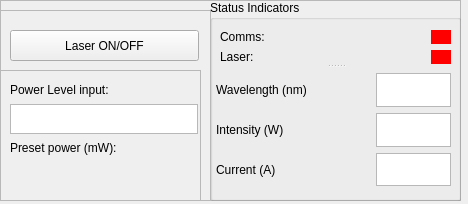
Above: Graphics/PyQt_files/laser_gui2_1.ui from maltissimo/LTPy before the change. Below: the same form after it.
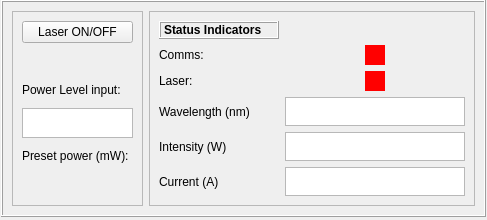
That is the form after the change. Custom widgets are drawn as their Qt base class.

Patch:
```diff
--- a/Graphics/PyQt_files/laser_gui2_1.ui
+++ b/Graphics/PyQt_files/laser_gui2_1.ui
@@ -6,8 +6,8 @@
    <rect>
     <x>0</x>
     <y>0</y>
-    <width>468</width>
-    <height>204</height>
+    <width>487</width>
+    <height>220</height>
    </rect>
   </property>
   <property name="font">
@@ -26,121 +26,86 @@
    <bool>true</bool>
   </property>
   <widget class="QWidget" name="centralwidget">
-   <widget class="QFrame" name="frame">
+   <widget class="QSplitter" name="splitter_3">
     <property name="geometry">
      <rect>
       <x>0</x>
       <y>0</y>
-      <width>461</width>
-      <height>201</height>
+      <width>0</width>
+      <height>0</height>
+     </rect>
+    </property>
+    <property name="orientation">
+     <enum>Qt::Vertical</enum>
+    </property>
+   </widget>
+   <widget class="MyFrame" name="frame_4">
+    <property name="geometry">
+     <rect>
+      <x>1</x>
+      <y>0</y>
+      <width>485</width>
+      <height>217</height>
      </rect>
     </property>
     <property name="frameShape">
-     <enum>QFrame::StyledPanel</enum>
+     <enum>QFrame::Box</enum>
     </property>
     <property name="frameShadow">
      <enum>QFrame::Raised</enum>
     </property>
-    <widget class="QFrame" name="frame_3">
-     <property name="geometry">
-      <rect>
-       <x>0</x>
-       <y>10</y>
-       <width>211</width>
-       <height>191</height>
-      </rect>
-     </property>
-     <property name="frameShape">
-      <enum>QFrame::StyledPanel</enum>
-     </property>
-     <property name="frameShadow">
-      <enum>QFrame::Raised</enum>
-     </property>
-     <widget class="MyPushButton" name="pushButton">
-      <property name="geometry">
-       <rect>
-        <x>10</x>
-        <y>20</y>
-        <width>189</width>
-        <height>31</height>
-       </rect>
-      </property>
-      <property name="text">
-       <string>Laser ON/OFF</string>
-      </property>
-     </widget>
-     <widget class="QFrame" name="frame_2">
-      <property name="geometry">
-       <rect>
-        <x>0</x>
-        <y>60</y>
-        <width>201</width>
-        <height>131</height>
-       </rect>
-      </property>
-      <property name="frameShape">
-       <enum>QFrame::StyledPanel</enum>
-      </property>
-      <property name="frameShadow">
-       <enum>QFrame::Raised</enum>
-      </property>
-      <widget class="QWidget" name="layoutWidget">
-       <property name="geometry">
-        <rect>
-         <x>10</x>
-         <y>0</y>
-         <width>191</width>
-         <height>121</height>
-        </rect>
+    <layout class="QHBoxLayout" name="horizontalLayout_3">
+     <item>
+      <widget class="MyFrame" name="frame_6">
+       <property name="frameShape">
+        <enum>QFrame::StyledPanel</enum>
        </property>
-       <layout class="QVBoxLayout" name="verticalLayout" stretch="0,0,0,0">
-        <property name="spacing">
-         <number>5</number>
-        </property>
-        <property name="topMargin">
-         <number>10</number>
-        </property>
-        <property name="bottomMargin">
-         <number>10</number>
-        </property>
-        <item>
+       <property name="frameShadow">
+        <enum>QFrame::Raised</enum>
+       </property>
+       <layout class="QGridLayout" name="gridLayout_2">
+        <item row="2" column="0">
+         <widget class="MyLabel" name="label_2">
+          <property name="text">
+           <string/>
+          </property>
+         </widget>
+        </item>
+        <item row="3" column="0">
          <widget class="MyLabel" name="power_level_label">
           <property name="text">
            <string>Power Level input:</string>
           </property>
          </widget>
         </item>
-        <item>
-         <widget class="MyTextEdit" name="power_input_field">
-          <property name="enabled">
-           <bool>true</bool>
-          </property>
-          <property name="sizePolicy">
-           <sizepolicy hsizetype="Preferred" vsizetype="Preferred">
-            <horstretch>0</horstretch>
-            <verstretch>0</verstretch>
-           </sizepolicy>
-          </property>
-          <property name="maximumSize">
-           <size>
-            <width>188</width>
-            <height>30</height>
-           </size>
-          </property>
-         </widget>
-        </item>
-        <item>
+        <item row="5" column="0">
          <widget class="MyLabel" name="power_preset_label">
           <property name="text">
            <string>Preset power (mW):</string>
           </property>
          </widget>
         </item>
-        <item>
+        <item row="6" column="0">
          <widget class="MyLabel" name="power_preset_display">
+          <property name="text">
+           <string/>
+          </property>
+         </widget>
+        </item>
+        <item row="4" column="0">
+         <widget class="MyTextEdit" name="power_input_field">
+          <property name="enabled">
+           <bool>true</bool>
+          </property>
+          <property name="sizePolicy">
+           <sizepolicy hsizetype="Preferred" vsizetype="Preferred">
+            <horstretch>0</horstretch>
+            <verstretch>0</verstretch>
+           </sizepolicy>
+          </property>
           <property name="maximumSize">
            <size>
-            <width>16777215</width>
+            <width>188</width>
             <height>30</height>
            </size>
           </property>
@@ -148,165 +113,47 @@
            <string/>
           </property>
          </widget>
-        </item>
-       </layout>
-      </widget>
-     </widget>
-     <zorder>frame_2</zorder>
-     <zorder>pushButton</zorder>
-    </widget>
-    <widget class="QGroupBox" name="groupBox">
-     <property name="geometry">
-      <rect>
-       <x>210</x>
-       <y>0</y>
-       <width>251</width>
-       <height>201</height>
-      </rect>
-     </property>
-     <property name="title">
-      <string>Status Indicators</string>
-     </property>
-     <widget class="QSplitter" name="splitter">
-      <property name="geometry">
-       <rect>
-        <x>0</x>
-        <y>30</y>
-        <width>251</width>
-        <height>161</height>
-       </rect>
-      </property>
-      <property name="orientation">
-       <enum>Qt::Vertical</enum>
-      </property>
-      <widget class="QWidget" name="layoutWidget">
-       <layout class="QVBoxLayout" name="verticalLayout_2">
-        <item>
-         <layout class="QHBoxLayout" name="horizontalLayout" stretch="0,0">
-          <property name="spacing">
-           <number>0</number>
-          </property>
-          <property name="leftMargin">
-           <number>10</number>
-          </property>
-          <property name="rightMargin">
-           <number>10</number>
-          </property>
-          <item>
-           <widget class="MyLabel" name="comms_label">
-            <property name="sizePolicy">
-             <sizepolicy hsizetype="Preferred" vsizetype="Preferred">
-              <horstretch>0</horstretch>
-              <verstretch>0</verstretch>
-             </sizepolicy>
-            </property>
-            <property name="text">
-             <string>Comms:</string>
-            </property>
-           </widget>
-          </item>
-          <item>
-           <widget class="MyIndicator" name="comms_onoff">
-            <property name="enabled">
-             <bool>true</bool>
-            </property>
-            <property name="sizePolicy">
-             <sizepolicy hsizetype="Fixed" vsizetype="Fixed">
-              <horstretch>0</horstretch>
-              <verstretch>0</verstretch>
-             </sizepolicy>
-            </property>
-            <property name="maximumSize">
-             <size>
-              <width>20</width>
-              <height>16777215</height>
-             </size>
-            </property>
-            <property name="styleSheet">
-             <string notr="true">QLabel{background-color: red;}</string>
-            </property>
-            <property name="text">
-             <string/>
-            </property>
-           </widget>
-          </item>
-         </layout>
-        </item>
-        <item>
-         <layout class="QHBoxLayout" name="horizontalLayout_2">
-          <property name="leftMargin">
-           <number>10</number>
-          </property>
-          <property name="rightMargin">
-           <number>10</number>
-          </property>
-          <item>
-           <widget class="MyLabel" name="laser_label">
-            <property name="sizePolicy">
-             <sizepolicy hsizetype="Preferred" vsizetype="Preferred">
-              <horstretch>0</horstretch>
-              <verstretch>0</verstretch>
-             </sizepolicy>
-            </property>
-            <property name="text">
-             <string>Laser:</string>
-            </property>
-           </widget>
-          </item>
-          <item>
-           <widget class="MyIndicator" name="laser_onoff">
-            <property name="sizePolicy">
-             <sizepolicy hsizetype="Fixed" vsizetype="Fixed">
-              <horstretch>0</horstretch>
-              <verstretch>0</verstretch>
-             </sizepolicy>
-            </property>
-            <property name="maximumSize">
-             <size>
-              <width>20</width>
-              <height>32</height>
-             </size>
-            </property>
-            <property name="styleSheet">
-             <string notr="true">QLabel{background-color: red;}</string>
-            </property>
-            <property name="text">
-             <string/>
-            </property>
-           </widget>
-          </item>
-         </layout>
-        </item>
-       </layout>
-      </widget>
-      <widget class="QWidget" name="layoutWidget">
-       <layout class="QGridLayout" name="gridLayout" columnstretch="0,0">
-        <property name="leftMargin">
-         <number>6</number>
-        </property>
-        <property name="topMargin">
-         <number>5</number>
-        </property>
-        <property name="rightMargin">
-         <number>10</number>
-        </property>
-        <property name="bottomMargin">
-         <number>5</number>
-        </property>
-        <property name="horizontalSpacing">
-         <number>40</number>
-        </property>
-        <item row="0" column="0">
-         <widget class="MyLabel" name="wavelength_label">
-          <property name="text">
-           <string>Wavelength (nm)</string>
-          </property>
-         </widget>
-        </item>
-        <item row="0" column="1">
-         <widget class="MyTextBrowser" name="wlength_display"/>
         </item>
         <item row="1" column="0">
+         <widget class="MyPushButton" name="pushButton">
+          <property name="text">
+           <string>Laser ON/OFF</string>
+          </property>
+         </widget>
+        </item>
+       </layout>
+      </widget>
+     </item>
+     <item>
+      <widget class="MyFrame" name="frame_5">
+       <property name="frameShape">
+        <enum>QFrame::StyledPanel</enum>
+       </property>
+       <property name="frameShadow">
+        <enum>QFrame::Raised</enum>
+       </property>
+       <layout class="QGridLayout" name="gridLayout_3">
+        <item row="3" column="0">
+         <widget class="MyLabel" name="laser_label">
+          <property name="sizePolicy">
+           <sizepolicy hsizetype="Preferred" vsizetype="Preferred">
+            <horstretch>0</horstretch>
+            <verstretch>0</verstretch>
+           </sizepolicy>
+          </property>
+          <property name="text">
+           <string>Laser:</string>
+          </property>
+         </widget>
+        </item>
+        <item row="8" column="0">
+         <widget class="MyLabel" name="cur_label">
+          <property name="text">
+           <string>Current (A)</string>
+          </property>
+         </widget>
+        </item>
+        <item row="7" column="0">
          <widget class="MyLabel" name="int_display_2">
           <property name="minimumSize">
            <size>
@@ -319,36 +166,117 @@
           </property>
          </widget>
         </item>
-        <item row="1" column="1">
+        <item row="6" column="0">
+         <widget class="MyLabel" name="wavelength_label">
+          <property name="text">
+           <string>Wavelength (nm)</string>
+          </property>
+         </widget>
+        </item>
+        <item row="6" column="2">
+         <widget class="MyTextBrowser" name="wlength_display"/>
+        </item>
+        <item row="2" column="2" alignment="Qt::AlignHCenter">
+         <widget class="MyIndicator" name="laser_onoff">
+          <property name="sizePolicy">
+           <sizepolicy hsizetype="Preferred" vsizetype="Preferred">
+            <horstretch>0</horstretch>
+            <verstretch>0</verstretch>
+           </sizepolicy>
+          </property>
+          <property name="minimumSize">
+           <size>
+            <width>20</width>
+            <height>20</height>
+           </size>
+          </property>
+          <property name="maximumSize">
+           <size>
+            <width>20</width>
+            <height>32</height>
+           </size>
+          </property>
+          <property name="styleSheet">
+           <string notr="true">QLabel{background-color: red;}</string>
+          </property>
+          <property name="text">
+           <string/>
+          </property>
+         </widget>
+        </item>
+        <item row="7" column="2">
          <widget class="MyTextBrowser" name="int_display"/>
         </item>
-        <item row="2" column="0">
-         <widget class="MyLabel" name="cur_label">
-          <property name="text">
-           <string>Current (A)</string>
-          </property>
-         </widget>
-        </item>
-        <item row="2" column="1">
+        <item row="8" column="2">
          <widget class="MyTextBrowser" name="cur_display"/>
         </item>
+        <item row="2" column="0">
+         <widget class="MyLabel" name="comms_label">
+          <property name="sizePolicy">
+           <sizepolicy hsizetype="Preferred" vsizetype="Preferred">
+            <horstretch>0</horstretch>
+            <verstretch>0</verstretch>
+           </sizepolicy>
+          </property>
+          <property name="text">
+           <string>Comms:</string>
+          </property>
+         </widget>
+        </item>
+        <item row="1" column="0">
+         <widget class="MyLabel" name="label">
+          <property name="font">
+           <font>
+            <weight>75</weight>
+            <bold>true</bold>
+           </font>
+          </property>
+          <property name="frameShape">
+           <enum>QFrame::Box</enum>
+          </property>
+          <property name="frameShadow">
+           <enum>QFrame::Raised</enum>
+          </property>
+          <property name="text">
+           <string>Status Indicators</string>
+          </property>
+         </widget>
+        </item>
+        <item row="3" column="2" alignment="Qt::AlignHCenter">
+         <widget class="MyIndicator" name="comms_onoff">
+          <property name="enabled">
+           <bool>true</bool>
+          </property>
+          <property name="sizePolicy">
+           <sizepolicy hsizetype="Preferred" vsizetype="Preferred">
+            <horstretch>0</horstretch>
+            <verstretch>0</verstretch>
+           </sizepolicy>
+          </property>
+          <property name="minimumSize">
+           <size>
+            <width>20</width>
+            <height>20</height>
+           </size>
+          </property>
+          <property name="maximumSize">
+           <size>
+            <width>20</width>
+            <height>32</height>
+           </size>
+          </property>
+          <property name="styleSheet">
+           <string notr="true">QLabel{background-color: red;}</string>
+          </property>
+          <property name="text">
+           <string/>
+          </property>
+         </widget>
+        </item>
        </layout>
       </widget>
-     </widget>
-    </widget>
-   </widget>
-   <widget class="QSplitter" name="splitter_3">
-    <property name="geometry">
-     <rect>
-      <x>0</x>
-      <y>0</y>
-      <width>0</width>
-      <height>0</height>
-     </rect>
-    </property>
-    <property name="orientation">
-     <enum>Qt::Vertical</enum>
-    </property>
+     </item>
+    </layout>
    </widget>
   </widget>
  </widget>
@@ -363,20 +291,26 @@
    <extends>QPushButton</extends>
    <header location="global">Graphics.BaseClasses</header>
   </customwidget>
-  <customwidget>
-   <class>MyTextBrowser</class>
-   <extends>QTextBrowser</extends>
-   <header location="global">Graphics.BaseClasses</header>
-  </customwidget>
-  <customwidget>
-   <class>MyIndicator</class>
-   <extends>QLabel</extends>
-   <header location="global">Graphics.BaseClasses</header>
-  </customwidget>
   <customwidget>
    <class>MyTextEdit</class>
    <extends>QTextEdit</extends>
-   <header location="global">BaseClasses.py</header>
+   <header location="global">Graphics.BaseClasses</header>
+  </customwidget>
+  <customwidget>
+   <class>MyIndicator</class>
+   <extends>QLabel</extends>
+   <header location="global">Graphics.BaseClasses</header>
+  </customwidget>
+  <customwidget>
+   <class>MyFrame</class>
+   <extends>QFrame</extends>
+   <header location="global">Graphics.BaseClasses</header>
+   <container>1</container>
+  </customwidget>
+  <customwidget>
+   <class>MyTextBrowser</class>
+   <extends>QTextBrowser</extends>
+   <header location="global">Graphics.BaseClasses</header>
   </customwidget>
  </customwidgets>
  <resources/>
```
Left out of the diff: 3 changed lines with no effect on the pictures.
